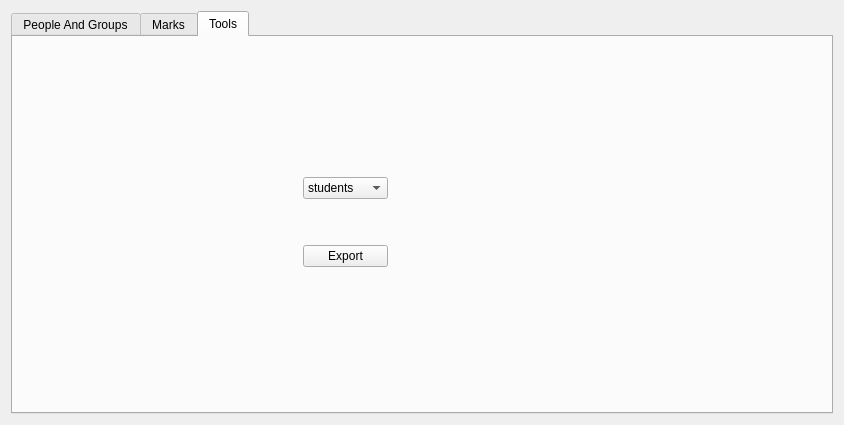
Qt form mainapplication.ui (Sarpowski/DataBaseCourseWork) before a commit.
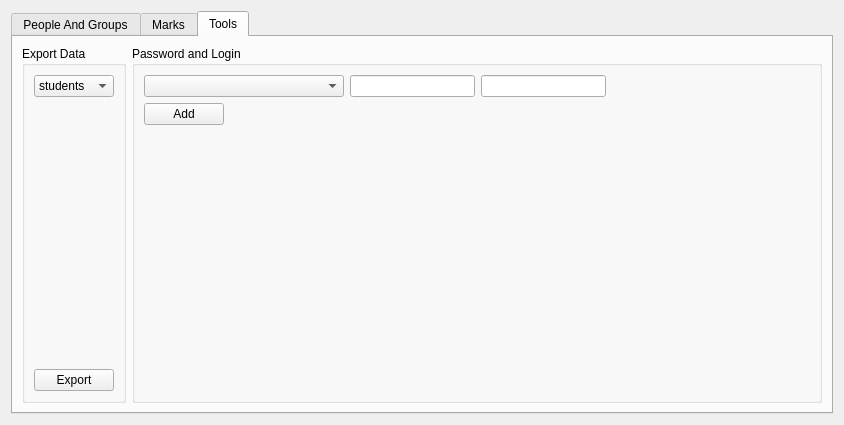
The same form after that commit. The open tabs and pages were chosen to show the change.

Commit message: add : auth implementation for the database and user add password etc

What changed in the file:
```diff
--- a/mainapplication.ui
+++ b/mainapplication.ui
@@ -648,15 +648,14 @@
       <attribute name="title">
        <string>Tools</string>
       </attribute>
-      <widget class="QWidget" name="layoutWidget">
-       <property name="geometry">
-        <rect>
-         <x>290</x>
-         <y>140</y>
-         <width>85</width>
-         <height>90</height>
-        </rect>
-       </property>
+      <layout class="QHBoxLayout" name="horizontalLayout_25">
+       <item>
+        <widget class="QGroupBox" name="groupBox_6">
+         <property name="title">
+          <string>Export Data</string>
+         </property>
+         <layout class="QHBoxLayout" name="horizontalLayout_28">
+          <item>
        <layout class="QVBoxLayout" name="verticalLayout_5">
         <item>
          <widget class="QComboBox" name="comboBox_ExportData">
@@ -693,7 +692,67 @@
          </widget>
         </item>
        </layout>
-      </widget>
+          </item>
+         </layout>
+        </widget>
+       </item>
+       <item>
+        <widget class="QGroupBox" name="groupBox_7">
+         <property name="title">
+          <string>Password and Login</string>
+         </property>
+         <layout class="QFormLayout" name="formLayout">
+          <item row="0" column="0" colspan="2">
+           <layout class="QHBoxLayout" name="horizontalLayout_27">
+            <item>
+             <widget class="QComboBox" name="comboBox_PL_StudentChoose">
+              <property name="minimumSize">
+               <size>
+                <width>200</width>
+                <height>0</height>
+               </size>
+              </property>
+              <property name="maximumSize">
+               <size>
+                <width>50</width>
+                <height>25</height>
+               </size>
+              </property>
+             </widget>
+            </item>
+            <item>
+             <widget class="QLineEdit" name="lineEdit_PL_username">
+              <property name="maximumSize">
+               <size>
+                <width>200</width>
+                <height>25</height>
+               </size>
+              </property>
+             </widget>
+            </item>
+            <item>
+             <widget class="QLineEdit" name="lineEdit_PL_password">
+              <property name="maximumSize">
+               <size>
+                <width>200</width>
+                <height>25</height>
+               </size>
+              </property>
+             </widget>
+            </item>
+           </layout>
+          </item>
+          <item row="1" column="0">
+           <widget class="QPushButton" name="pushButton_AddLogin">
+            <property name="text">
+             <string>Add</string>
+            </property>
+           </widget>
+          </item>
+         </layout>
+        </widget>
+       </item>
+      </layout>
      </widget>
     </widget>
    </item>
```
Left out of the diff: 2 changed lines with no effect on the pictures. Lines whose indentation alone changed are shown as unchanged. The commit also changes 164 other files.
